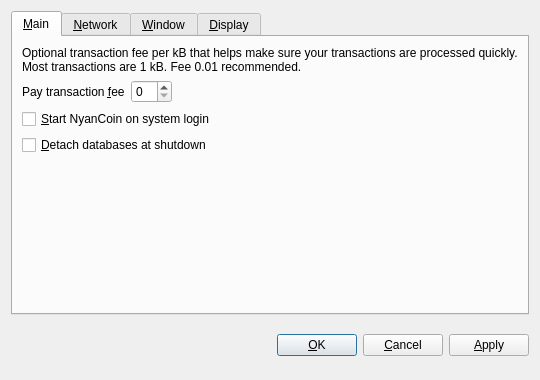
First picture: the form in src/qt/forms/optionsdialog.ui, repository MOOtaku/vocains, before the edit.
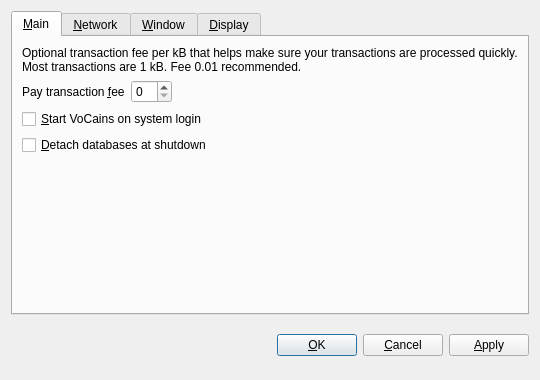
Second picture: the form after the edit. The open tabs and pages were chosen to show the change. Custom widgets are drawn as their Qt base class.

Diff of the .ui file:
```diff
--- a/src/qt/forms/optionsdialog.ui
+++ b/src/qt/forms/optionsdialog.ui
@@ -82,7 +82,7 @@
           <string>Automatically start NyanCoin after logging in to the system.</string>
          </property>
          <property name="text">
-          <string>&amp;Start NyanCoin on system login</string>
+          <string>&amp;Start VoCains on system login</string>
          </property>
         </widget>
        </item>
```
Left out of the diff: 10 changed lines with no effect on the pictures.
